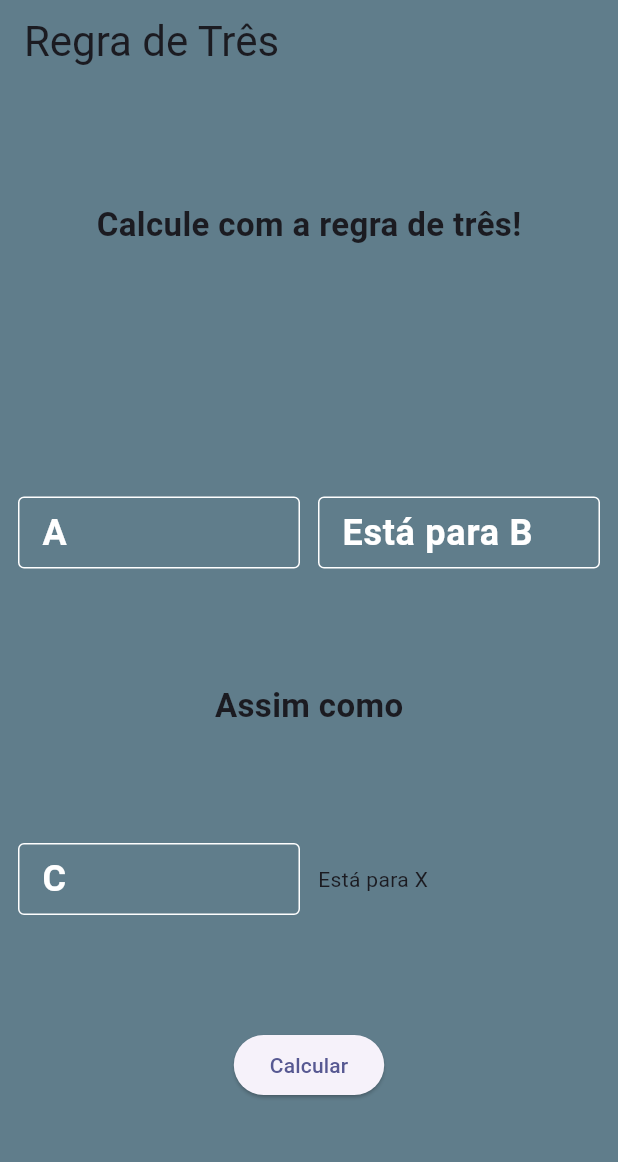
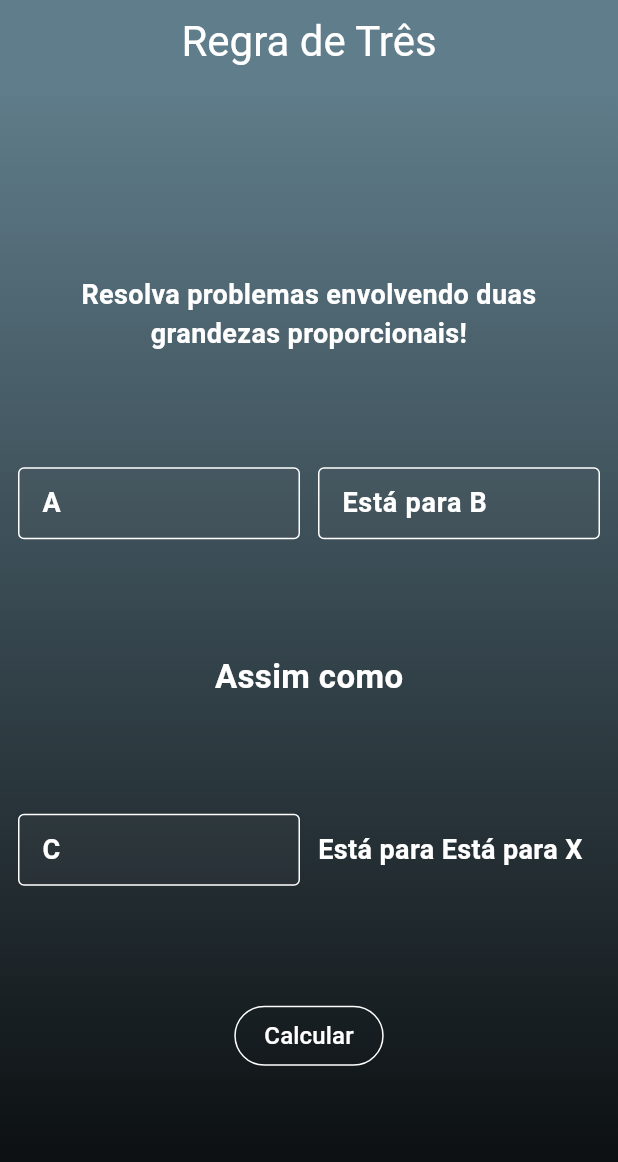
Before and after one commit to Danubio-Leite/regra_de_tres_2023, a Flutter app: the screen it shows after launch, on a phone screen of 412 x 824 dp. Shown: the top 1162 px of the screen. Run offline on Flutter 3.47's test engine with Material 2 defaults, Android fonts, the phone set to English and light mode, and no system bars.

Commit message:
commit 02

```diff
--- a/lib/main.dart
+++ b/lib/main.dart
@@ -11,10 +11,15 @@ class MyApp extends StatelessWidget {
   @override
   Widget build(BuildContext context) {
     return MaterialApp(
+      debugShowCheckedModeBanner: false,
       title: 'Regra de três',
       theme: ThemeData(
-        colorScheme: ColorScheme.fromSeed(
-            seedColor: const Color.fromARGB(255, 26, 18, 187)),
+        textTheme: const TextTheme(
+          titleMedium: TextStyle(color: Colors.white),
+          titleLarge: TextStyle(color: Colors.white),
+          titleSmall: TextStyle(color: Colors.white),
+        ),
+        colorScheme: ColorScheme.fromSeed(seedColor: Colors.blueGrey),
         useMaterial3: true,
       ),
       home: const MainPage(),
--- a/lib/pages/main_page.dart
+++ b/lib/pages/main_page.dart
@@ -1,5 +1,4 @@
 import 'package:flutter/material.dart';
-import 'package:regra_de_tres_2023/custom_text_field.dart';
 
 class MainPage extends StatefulWidget {
   const MainPage({super.key});
@@ -20,24 +19,43 @@ class _MainPageState extends State<MainPage> {
   @override
   Widget build(BuildContext context) {
     return Scaffold(
-      backgroundColor: Colors.blueGrey,
       appBar: AppBar(
         backgroundColor: Colors.blueGrey,
-        title: const Text(
+        title: const Center(
+          child: Text(
             'Regra de Três',
-          style: TextStyle(fontSize: 28),
+            style: TextStyle(fontSize: 28, color: Colors.white),
           ),
         ),
-      body: Column(
-        mainAxisAlignment: MainAxisAlignment.spaceEvenly,
+      ),
+      body: SingleChildScrollView(
+        child: Container(
+          padding:
+              const EdgeInsets.only(bottom: 50, left: 12, right: 12, top: 12),
+          height: MediaQuery.of(context).size.height,
+          decoration: const BoxDecoration(
+            gradient: LinearGradient(
+                colors: [
+                  Colors.blueGrey,
+                  Colors.black,
+                ],
+                begin: Alignment.topCenter,
+                end: Alignment.bottomCenter,
+                stops: [0.0, 1.0],
+                tileMode: TileMode.clamp),
+          ),
+          child: Column(
+            mainAxisAlignment: MainAxisAlignment.center,
             children: [
               const Text(
-            'Calcule com a regra de três!',
-            style: TextStyle(fontSize: 22, fontWeight: FontWeight.bold),
+                'Resolva problemas envolvendo duas grandezas proporcionais!',
+                style: TextStyle(
+                    fontSize: 18,
+                    fontWeight: FontWeight.bold,
+                    color: Colors.white),
+                textAlign: TextAlign.center,
               ),
-          Padding(
-            padding: const EdgeInsets.all(12.0),
-            child: Column(
+              Column(
                 children: [
                   SizedBox(
                     height: 200,
@@ -46,11 +64,16 @@ class _MainPageState extends State<MainPage> {
                       children: [
                         Expanded(
                           child: TextFormField(
+                            style: const TextStyle(color: Colors.white),
+                            keyboardType: TextInputType.number,
                             decoration: InputDecoration(
+                              filled: true,
+                              fillColor:
+                                  const Color.fromARGB(23, 107, 102, 102),
                               label: const Text('A'),
                               isDense: true,
                               labelStyle: const TextStyle(
-                                fontSize: 24,
+                                  fontSize: 18,
                                   fontWeight: FontWeight.bold,
                                   color: Colors.white),
                               enabledBorder: const OutlineInputBorder(
@@ -65,11 +88,16 @@ class _MainPageState extends State<MainPage> {
                         const SizedBox(width: 12),
                         Expanded(
                           child: TextFormField(
+                            style: const TextStyle(color: Colors.white),
+                            keyboardType: TextInputType.number,
                             decoration: InputDecoration(
+                              filled: true,
+                              fillColor:
+                                  const Color.fromARGB(23, 107, 102, 102),
                               label: const Text('Está para B'),
                               isDense: true,
                               labelStyle: const TextStyle(
-                                fontSize: 24,
+                                  fontSize: 18,
                                   fontWeight: FontWeight.bold,
                                   color: Colors.white),
                               enabledBorder: const OutlineInputBorder(
@@ -86,7 +114,10 @@ class _MainPageState extends State<MainPage> {
                   ),
                   const Text(
                     'Assim como',
-                  style: TextStyle(fontSize: 22, fontWeight: FontWeight.bold),
+                    style: TextStyle(
+                        fontSize: 22,
+                        fontWeight: FontWeight.bold,
+                        color: Colors.white),
                   ),
                   SizedBox(
                     height: 200,
@@ -95,11 +126,16 @@ class _MainPageState extends State<MainPage> {
                       children: [
                         Expanded(
                           child: TextFormField(
+                            style: const TextStyle(color: Colors.white),
+                            keyboardType: TextInputType.number,
                             decoration: InputDecoration(
+                              filled: true,
+                              fillColor:
+                                  const Color.fromARGB(23, 107, 102, 102),
                               label: const Text('C'),
                               isDense: true,
                               labelStyle: const TextStyle(
-                                fontSize: 24,
+                                  fontSize: 18,
                                   fontWeight: FontWeight.bold,
                                   color: Colors.white),
                               enabledBorder: const OutlineInputBorder(
@@ -113,31 +149,41 @@ class _MainPageState extends State<MainPage> {
                         ),
                         const SizedBox(width: 12),
                         Expanded(
-                        child: Text(x),
+                          child: Text(
+                            'Está para $x',
+                            style: const TextStyle(
+                                fontSize: 18,
+                                fontWeight: FontWeight.bold,
+                                color: Colors.white),
+                          ),
                         ),
                       ],
                     ),
                   ),
                   ElevatedButton(
+                    style: ElevatedButton.styleFrom(
+                        padding: const EdgeInsets.only(left: 20, right: 20),
+                        side: const BorderSide(width: 1.0, color: Colors.white),
+                        backgroundColor: Colors.transparent,
+                        elevation: 0),
                     onPressed: () {
                       setState(() {
                         a = double.parse(_controllerA.text);
                         b = double.parse(_controllerB.text);
                         c = double.parse(_controllerC.text);
-                      x = ((b * c) / a).toString();
-                      print(a);
-                      //a = _controllerA as double?;
-                      //b = _controllerB as double?;
-                      //c = _controllerC as double?;
-                      //x = ((b! * c!) / a!).toString();
+                        x = ((b * c) / a).toStringAsFixed(2);
                       });
                     },
-                  child: const Text('Calcular'),
+                    child: const Text(
+                      'Calcular',
+                      style: TextStyle(color: Colors.white, fontSize: 16),
+                    ),
                   )
                 ],
               ),
+            ],
           ),
-        ],
+        ),
       ),
     );
   }
```
Lines whose indentation alone changed are shown as unchanged.
